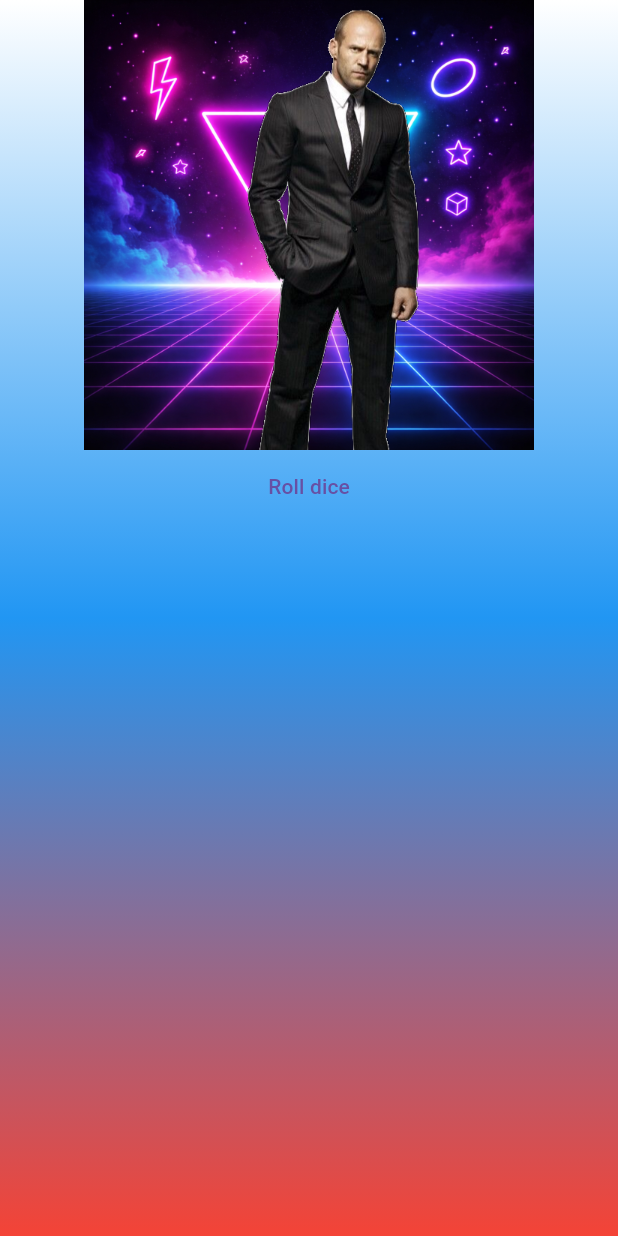
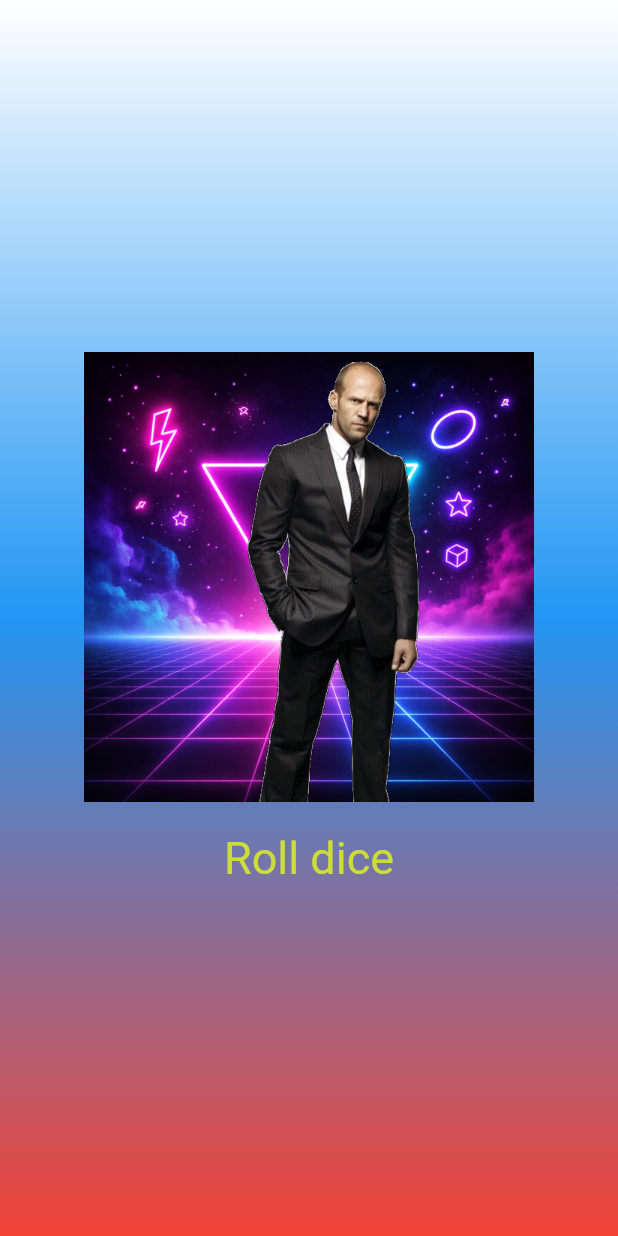
Before and after one commit to donskova07/Flutter_Widgets, a Flutter app: the screen it shows after launch, on a phone screen of 412 x 824 dp. Run offline on Flutter 3.47's test engine with Material 3 defaults, Android fonts, the light colour scheme and no system bars.

Commit message:
Style roll button and adjust layout

```diff
--- a/lib/gradient_container.dart
+++ b/lib/gradient_container.dart
@@ -31,13 +31,24 @@ class GradientContainer extends StatelessWidget{
         ),
         child: Center(
           child: Column(
+            mainAxisSize: MainAxisSize.min,
             children: [
               Image.asset(
                 'assets/images/dice-1.png',
                 width: 300,
                 ),
+                // const SizedBox(height: 20,),
                 TextButton(
                   onPressed: rollDice,
+                  style: TextButton.styleFrom(
+                    padding: const EdgeInsets.only(
+                      top: 20,
+                    ),
+                    foregroundColor: Colors.lime,
+                    textStyle: const TextStyle(
+                      fontSize: 30,
+                    ),
+                  ),
                   child: Text("Roll dice")),
             ],
           ),
```
